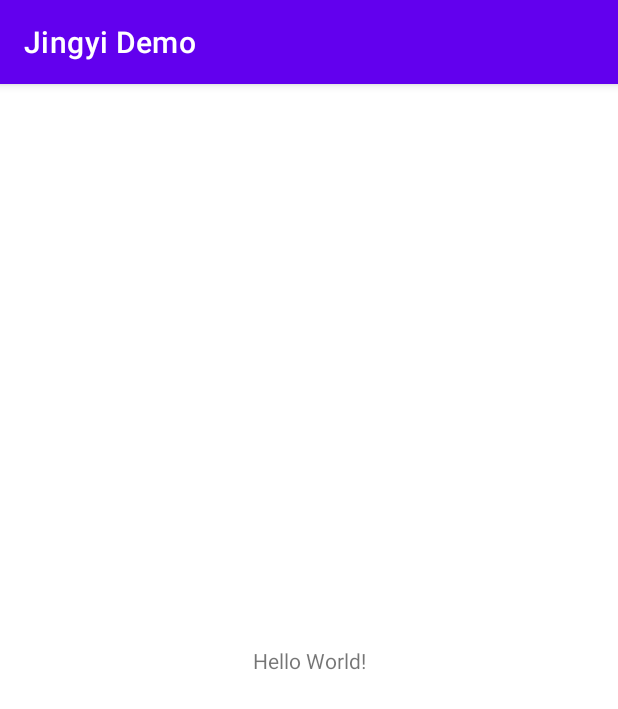
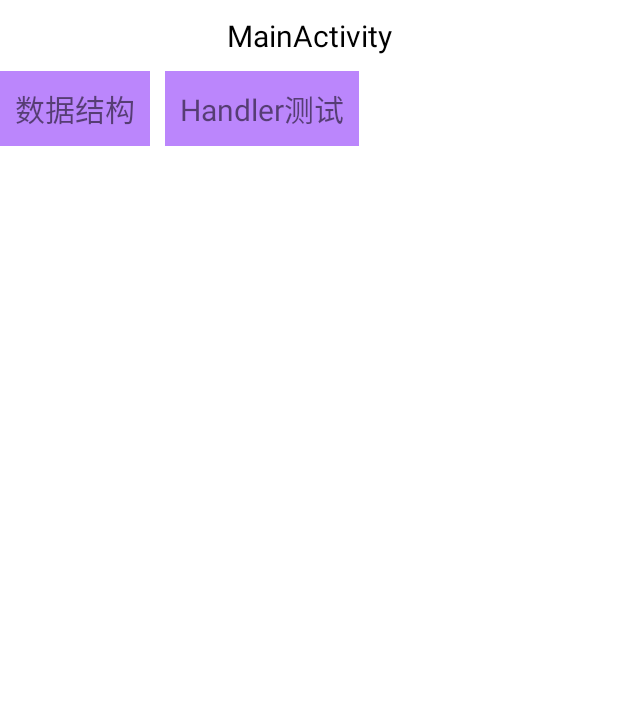
Before and after one commit to L-shopkeeper/LearningDemo, an Android app: the screen it shows after launch (MainActivity), on a phone screen of 412 x 824 dp. Shown: the top 709 px of the screen. Run offline under Robolectric (Android 15) with nearby library versions, the phone set to English and light mode, and no system bars.

Commit message:
【4.100】给数据结构学习项目和handler学习添加界面

```diff
--- a/app/src/main/AndroidManifest.xml
+++ b/app/src/main/AndroidManifest.xml
@@ -9,6 +9,8 @@
         android:roundIcon="@mipmap/ic_launcher_round"
         android:supportsRtl="true"
         android:theme="@style/Theme.JingyiDemo">
+        <activity android:name=".handlertest.HandlerTestActivity"></activity>
+        <activity android:name=".datastructure.DataStructureTestActivity" />
         <activity android:name=".MainActivity">
             <intent-filter>
                 <action android:name="android.intent.action.MAIN" />
--- a/app/src/main/java/com/example/jingyidemo/MainActivity.java
+++ b/app/src/main/java/com/example/jingyidemo/MainActivity.java
@@ -4,59 +4,42 @@ import androidx.appcompat.app.AppCompatActivity;
 
 import android.os.Bundle;
 import android.util.Log;
+import android.view.View;
+import android.widget.TextView;
 
 import com.example.jingyidemo.datastructure.MyArray;
+import com.example.jingyidemo.utils.JumpUtils;
 
-public class MainActivity extends AppCompatActivity {
+public class MainActivity extends AppCompatActivity implements View.OnClickListener {
+
+    private TextView dataStructureTv;
+    private TextView handlerTestTv;
 
     @Override
     protected void onCreate(Bundle savedInstanceState) {
         super.onCreate(savedInstanceState);
         setContentView(R.layout.activity_main);
-
-        //测试MyArray数组
-        testMyArray();
-        //测试二分查找
-//        testBinarySearch();
+        //初始化
+        findViews();
+        initListener();
     }
 
-    private void testMyArray() {
-        MyArray array = new MyArray();
-        array.add(1);
-        array.add(2);
-        array.show();
-        Log.d("jingyidebug", "binarySearch result = " + array.binarySearch(2));
+    private void findViews() {
+        dataStructureTv = findViewById(R.id.data_structure_activity_jump_tv);
+        handlerTestTv = findViewById(R.id.handler_test_activity_jump_tv);
     }
 
-    private void testBinarySearch() {
-        int[] arr = new int[]{0, 1, 2, 3, 4, 5, 6, 7, 8, 9};
-        //想查的值
-        int dst = 0;
-        //结果index
-        int result = -1;
+    private void initListener() {
+        dataStructureTv.setOnClickListener(this);
+        handlerTestTv.setOnClickListener(this);
+    }
 
-        //二分查找，关键是要正确更新start和end
-        int start = 0;
-        int end = arr.length - 1;
-        int mid = (start + end) / 2;
-
-        while (start <= end) {
-            //如果中间值等于目标值则直接停止循环
-            if (arr[mid] == dst) {
-                result = mid;
-                break;
-            } else {
-                if (arr[mid] > dst) {
-                    //如果中间值大于目标值，说明目标值在中间值的前面，此时要将end缩小到mid-1
-                    end = mid - 1;
-                } else {
-                    //如果中间值小于目标值，说明目标值在中间值的后面，此时要将start增大到mid+1
-                    start = mid + 1;
-                }
-                //更新mid
-                mid = (start + end) / 2;
-            }
+    @Override
+    public void onClick(View view) {
+        if (view == dataStructureTv) {
+            JumpUtils.getInstance().jumpToDataStructureTestActivity(this);
+        }   else if (view == handlerTestTv) {
+            JumpUtils.getInstance().jumpToHandlerTestActivity();
         }
-        Log.d("jingyidebug", "binarySearch result = " + result);
     }
 }
--- /dev/null
+++ b/app/src/main/res/anim/activity_left_in_half.xml
@@ -0,0 +1,7 @@
+<?xml version="1.0" encoding="utf-8"?>
+<set xmlns:android="http://schemas.android.com/apk/res/android">
+    <translate
+        android:fromXDelta="-20%p"
+        android:toXDelta="0"
+        android:duration="250" />
+</set>
--- /dev/null
+++ b/app/src/main/res/anim/activity_left_out_half.xml
@@ -0,0 +1,7 @@
+<?xml version="1.0" encoding="utf-8"?>
+<set xmlns:android="http://schemas.android.com/apk/res/android">
+    <translate
+        android:fromXDelta="0"
+        android:toXDelta="-20%p"
+        android:duration="250" />
+</set>
--- /dev/null
+++ b/app/src/main/res/anim/activity_right_in.xml
@@ -0,0 +1,7 @@
+<?xml version="1.0" encoding="utf-8"?>
+<set xmlns:android="http://schemas.android.com/apk/res/android">
+    <translate
+        android:fromXDelta="100%p"
+        android:toXDelta="0"
+        android:duration="300" />
+</set>
--- /dev/null
+++ b/app/src/main/res/anim/activity_right_out.xml
@@ -0,0 +1,7 @@
+<?xml version="1.0" encoding="utf-8"?>
+<set xmlns:android="http://schemas.android.com/apk/res/android">
+    <translate
+        android:fromXDelta="0"
+        android:toXDelta="100%p"
+        android:duration="300" />
+</set>
--- a/app/src/main/res/layout/activity_main.xml
+++ b/app/src/main/res/layout/activity_main.xml
@@ -7,12 +7,37 @@
     tools:context=".MainActivity">
 
     <TextView
+        android:id="@+id/main_activity_name_tv"
         android:layout_width="wrap_content"
         android:layout_height="wrap_content"
-        android:text="Hello World!"
-        app:layout_constraintBottom_toBottomOf="parent"
+        android:text="MainActivity"
+        android:textSize="20dp"
+        android:padding="10dp"
+        android:textColor="@color/black"
         app:layout_constraintLeft_toLeftOf="parent"
         app:layout_constraintRight_toRightOf="parent"
         app:layout_constraintTop_toTopOf="parent" />
 
+    <TextView
+        android:id="@+id/data_structure_activity_jump_tv"
+        android:layout_width="wrap_content"
+        android:layout_height="wrap_content"
+        android:textSize="20dp"
+        android:text="数据结构"
+        android:padding="10dp"
+        android:background="@color/purple_200"
+        app:layout_constraintTop_toBottomOf="@id/main_activity_name_tv"
+        app:layout_constraintLeft_toLeftOf="parent" />
+
+    <TextView
+        android:id="@+id/handler_test_activity_jump_tv"
+        android:layout_width="wrap_content"
+        android:layout_height="wrap_content"
+        android:textSize="20dp"
+        android:text="Handler测试"
+        android:padding="10dp"
+        android:layout_marginLeft="10dp"
+        android:background="@color/purple_200"
+        app:layout_constraintTop_toBottomOf="@id/main_activity_name_tv"
+        app:layout_constraintLeft_toRightOf="@id/data_structure_activity_jump_tv" />
 </androidx.constraintlayout.widget.ConstraintLayout>
--- a/app/src/main/res/values-night/themes.xml
+++ b/app/src/main/res/values-night/themes.xml
@@ -1,6 +1,6 @@
 <resources xmlns:tools="http://schemas.android.com/tools">
     <!-- Base application theme. -->
-    <style name="Theme.JingyiDemo" parent="Theme.MaterialComponents.DayNight.DarkActionBar">
+    <style name="Theme.JingyiDemo" parent="Theme.MaterialComponents.DayNight.NoActionBar">
         <!-- Primary brand color. -->
         <item name="colorPrimary">@color/purple_200</item>
         <item name="colorPrimaryVariant">@color/purple_700</item>
@@ -12,5 +12,10 @@
         <!-- Status bar color. -->
         <item name="android:statusBarColor" tools:targetApi="l">?attr/colorPrimaryVariant</item>
         <!-- Customize your theme here. -->
+        <item name="android:windowIsFloating">false</item>
+        <item name="android:windowIsTranslucent">false</item>
+        <item name="android:windowNoTitle">true</item>
+        <item name="android:windowContentOverlay">@null</item>
+        <item name="android:windowAnimationStyle">@style/AnimationActivity</item>
     </style>
 </resources>
--- a/app/src/main/res/values/colors.xml
+++ b/app/src/main/res/values/colors.xml
@@ -7,4 +7,6 @@
     <color name="teal_700">#FF018786</color>
     <color name="black">#FF000000</color>
     <color name="white">#FFFFFFFF</color>
+
+    <color name="blue">#FF0000FF</color>
 </resources>
--- a/app/src/main/res/values/strings.xml
+++ b/app/src/main/res/values/strings.xml
@@ -1,3 +1,4 @@
 <resources>
     <string name="app_name">Jingyi Demo</string>
+    <string name="activity_back">&lt;返回</string>
 </resources>
--- /dev/null
+++ b/app/src/main/res/values/styles.xml
@@ -0,0 +1,9 @@
+<?xml version="1.0" encoding="utf-8"?>
+<resources>
+    <style name="AnimationActivity" parent="@android:style/Animation.Activity" >
+        <item name="android:activityOpenEnterAnimation">@anim/activity_right_in</item>
+        <item name="android:activityOpenExitAnimation">@anim/activity_left_out_half</item>
+        <item name="android:activityCloseExitAnimation">@anim/activity_right_out</item>
+        <item name="android:activityCloseEnterAnimation">@anim/activity_left_in_half</item>
+    </style>
+</resources>
--- a/app/src/main/res/values/themes.xml
+++ b/app/src/main/res/values/themes.xml
@@ -1,6 +1,6 @@
 <resources xmlns:tools="http://schemas.android.com/tools">
     <!-- Base application theme. -->
-    <style name="Theme.JingyiDemo" parent="Theme.MaterialComponents.DayNight.DarkActionBar">
+    <style name="Theme.JingyiDemo" parent="Theme.MaterialComponents.DayNight.NoActionBar">
         <!-- Primary brand color. -->
         <item name="colorPrimary">@color/purple_500</item>
         <item name="colorPrimaryVariant">@color/purple_700</item>
@@ -12,5 +12,6 @@
         <!-- Status bar color. -->
         <item name="android:statusBarColor" tools:targetApi="l">?attr/colorPrimaryVariant</item>
         <!-- Customize your theme here. -->
+        <item name="android:windowAnimationStyle">@style/AnimationActivity</item>
     </style>
 </resources>
```
Also changed, not shown: app/src/main/java/com/example/jingyidemo/datastructure/DataStructureTestActivity.java (added, +85 -0 lines), app/src/main/java/com/example/jingyidemo/handlertest/HandlerTestActivity.java (added, +16 -0 lines), app/src/main/java/com/example/jingyidemo/utils/JumpUtils.java (added, +35 -0 lines), app/src/main/res/layout/activity_datastructure_test.xml (added, +37 -0 lines), app/src/main/res/layout/activity_handler_test.xml (added, +9 -0 lines).
